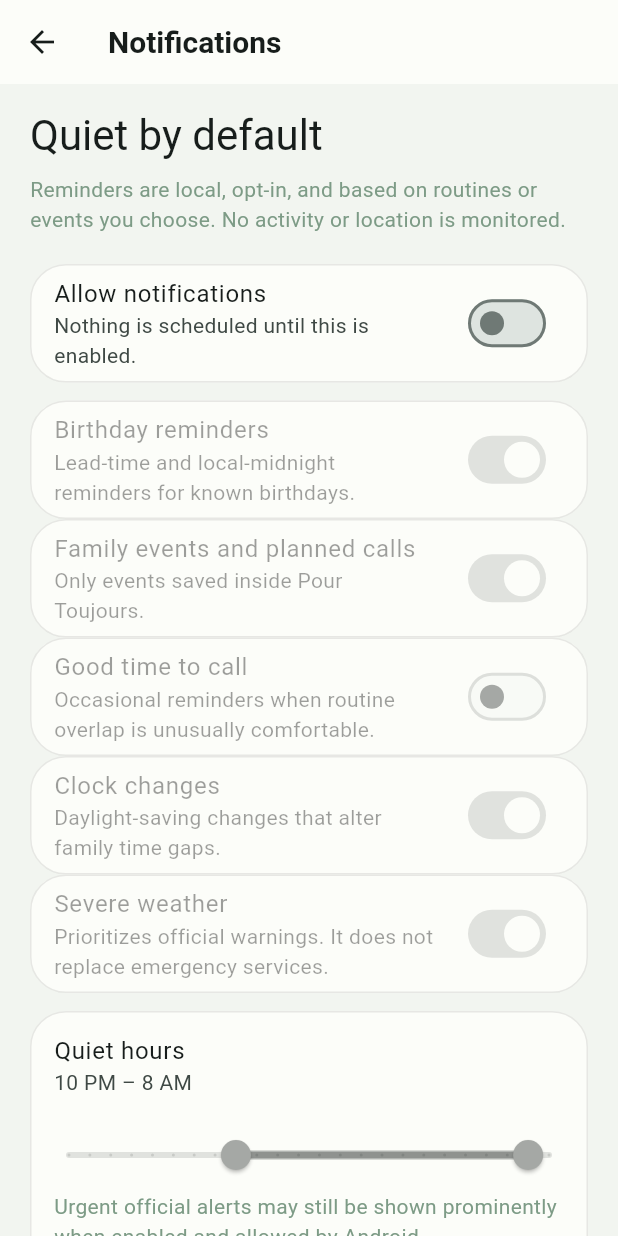
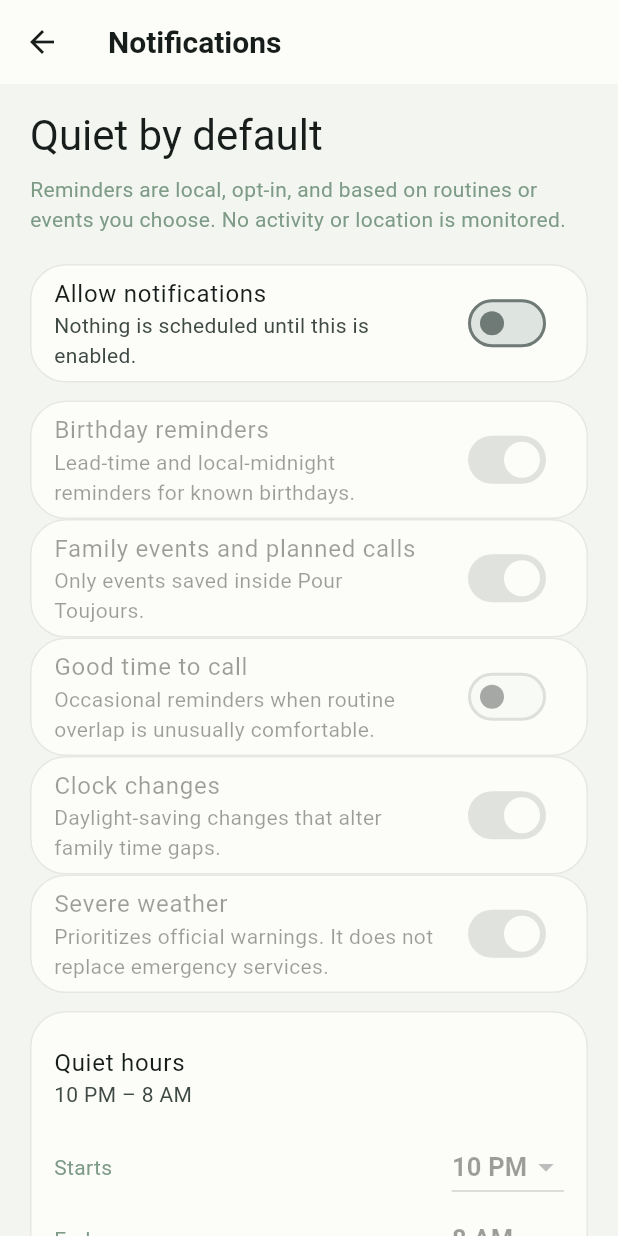
Before and after one commit to glitchmatrix-jpg/Pour-Toujors, a Flutter app: the NotificationControlScreen screen opened directly, on a phone screen of 412 x 824 dp. Run offline on Flutter 3.47's test engine with Material 3 defaults, Android fonts, the phone set to English and light mode, and no system bars; our stand-ins replace flutter_local_notifications, flutter_riverpod, flutter_svg, shared_preferences, timezone; missing offline and left inert: home_widget; accounts and stored records are empty; statements that could not run were skipped.

Commit message:
fix: support overnight notification quiet hours

```diff
--- a/lib/features/settings/v1_release_center.dart
+++ b/lib/features/settings/v1_release_center.dart
@@ -131,42 +131,40 @@ class _NotificationControlScreenState
                 ),
                 const SizedBox(height: 12),
                 Card(
+                  child: Padding(
+                    padding: const EdgeInsets.fromLTRB(16, 8, 16, 16),
                     child: Column(
+                      crossAxisAlignment: CrossAxisAlignment.start,
                       children: [
                         ListTile(
+                          contentPadding: EdgeInsets.zero,
                           title: const Text('Quiet hours'),
                           subtitle: Text(
                             '${_hour(p.quietStartHour)} – ${_hour(p.quietEndHour)}',
                           ),
                         ),
-                      RangeSlider(
-                        min: 0,
-                        max: 23,
-                        divisions: 23,
-                        labels: RangeLabels(
-                          _hour(p.quietStartHour),
-                          _hour(p.quietEndHour),
+                        _HourControl(
+                          label: 'Starts',
+                          value: p.quietStartHour,
+                          enabled: p.enabled,
+                          formatter: _hour,
+                          onChanged: (value) =>
+                              _update(p.copyWith(quietStartHour: value)),
                         ),
-                        values: RangeValues(
-                          p.quietStartHour.toDouble(),
-                          p.quietEndHour.toDouble(),
+                        _HourControl(
+                          label: 'Ends',
+                          value: p.quietEndHour,
+                          enabled: p.enabled,
+                          formatter: _hour,
+                          onChanged: (value) =>
+                              _update(p.copyWith(quietEndHour: value)),
                         ),
-                        onChanged: p.enabled
-                            ? (value) => _update(
-                                  p.copyWith(
-                                    quietStartHour: value.start.round(),
-                                    quietEndHour: value.end.round(),
-                                  ),
-                                )
-                            : null,
-                      ),
-                      const Padding(
-                        padding: EdgeInsets.fromLTRB(16, 0, 16, 16),
-                        child: Text(
-                          'Urgent official alerts may still be shown prominently when enabled and allowed by Android.',
-                        ),
+                        const SizedBox(height: 8),
+                        const Text(
+                          'Overnight quiet periods are supported. Urgent official alerts may still be shown prominently when enabled and allowed by Android.',
                         ),
                       ],
+                    ),
                   ),
                 ),
               ],
@@ -180,6 +178,41 @@ class _NotificationControlScreenState
     if (hour == 12) return '12 PM';
     return '${hour - 12} PM';
   }
+}
+
+class _HourControl extends StatelessWidget {
+  const _HourControl({
+    required this.label,
+    required this.value,
+    required this.enabled,
+    required this.formatter,
+    required this.onChanged,
+  });
+
+  final String label;
+  final int value;
+  final bool enabled;
+  final String Function(int) formatter;
+  final ValueChanged<int> onChanged;
+
+  @override
+  Widget build(BuildContext context) => Row(
+        children: [
+          Expanded(child: Text(label)),
+          DropdownButton<int>(
+            value: value,
+            onChanged: enabled
+                ? (next) {
+                    if (next != null) onChanged(next);
+                  }
+                : null,
+            items: [
+              for (var hour = 0; hour < 24; hour++)
+                DropdownMenuItem(value: hour, child: Text(formatter(hour))),
+            ],
+          ),
+        ],
+      );
 }
 
 class _Toggle extends StatelessWidget {
```
Lines whose indentation alone changed are shown as unchanged.
